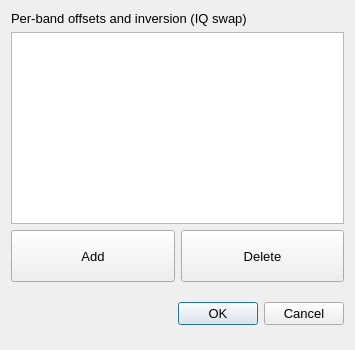
Old version of the form so2sdr-bandmap/bandoffsetsetup.ui in the repository n4ogw/so2sdr.
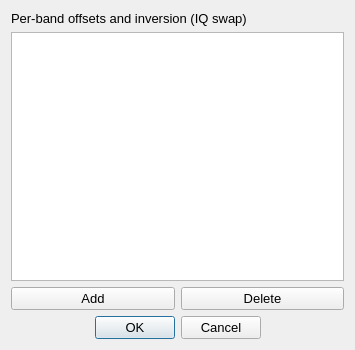
New version of the form.

Diff of the .ui file:
```diff
--- a/so2sdr-bandmap/bandoffsetsetup.ui
+++ b/so2sdr-bandmap/bandoffsetsetup.ui
@@ -57,11 +57,17 @@
      <item>
       <widget class="QPushButton" name="addPushButton">
        <property name="sizePolicy">
-        <sizepolicy hsizetype="Minimum" vsizetype="MinimumExpanding">
+        <sizepolicy hsizetype="Minimum" vsizetype="Preferred">
          <horstretch>0</horstretch>
          <verstretch>0</verstretch>
         </sizepolicy>
        </property>
+       <property name="maximumSize">
+        <size>
+         <width>200</width>
+         <height>100</height>
+        </size>
+       </property>
        <property name="text">
         <string>Add</string>
        </property>
@@ -70,11 +76,17 @@
      <item>
       <widget class="QPushButton" name="deletePushButton">
        <property name="sizePolicy">
-        <sizepolicy hsizetype="Minimum" vsizetype="MinimumExpanding">
+        <sizepolicy hsizetype="Minimum" vsizetype="Preferred">
          <horstretch>0</horstretch>
          <verstretch>0</verstretch>
         </sizepolicy>
        </property>
+       <property name="maximumSize">
+        <size>
+         <width>200</width>
+         <height>100</height>
+        </size>
+       </property>
        <property name="text">
         <string>Delete</string>
        </property>
@@ -85,11 +97,17 @@
    <item>
     <widget class="QDialogButtonBox" name="buttonBox">
      <property name="sizePolicy">
-      <sizepolicy hsizetype="MinimumExpanding" vsizetype="MinimumExpanding">
+      <sizepolicy hsizetype="MinimumExpanding" vsizetype="Preferred">
        <horstretch>0</horstretch>
        <verstretch>0</verstretch>
       </sizepolicy>
      </property>
+     <property name="maximumSize">
+      <size>
+       <width>250</width>
+       <height>100</height>
+      </size>
+     </property>
      <property name="orientation">
       <enum>Qt::Horizontal</enum>
      </property>
```
Left out of the diff: 4 changed lines with no effect on the pictures.
